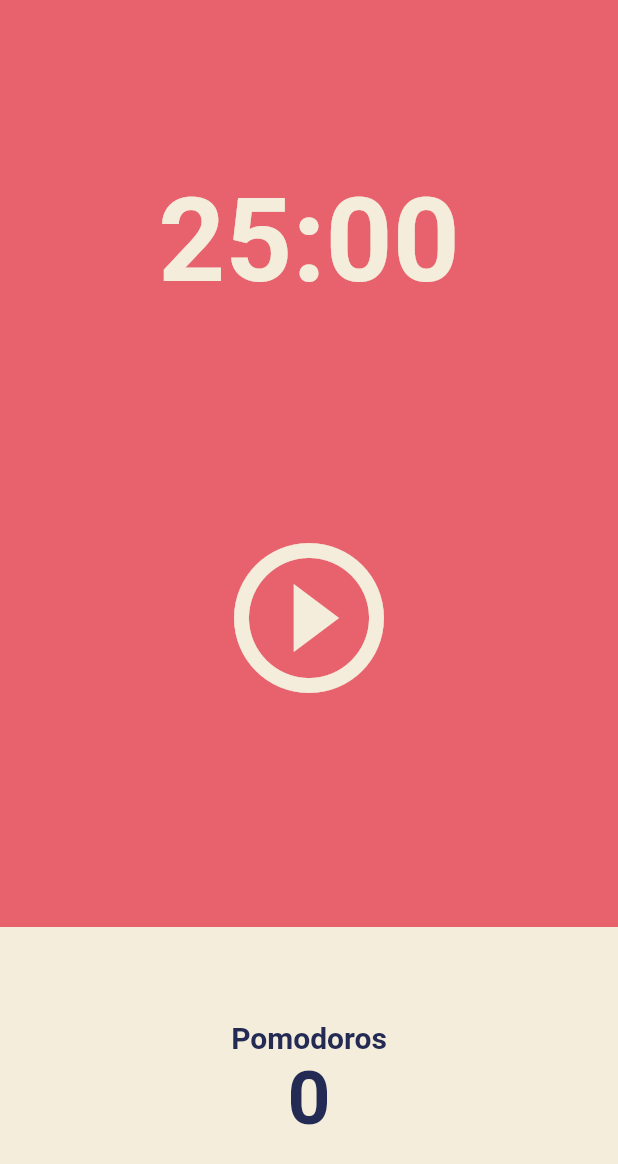
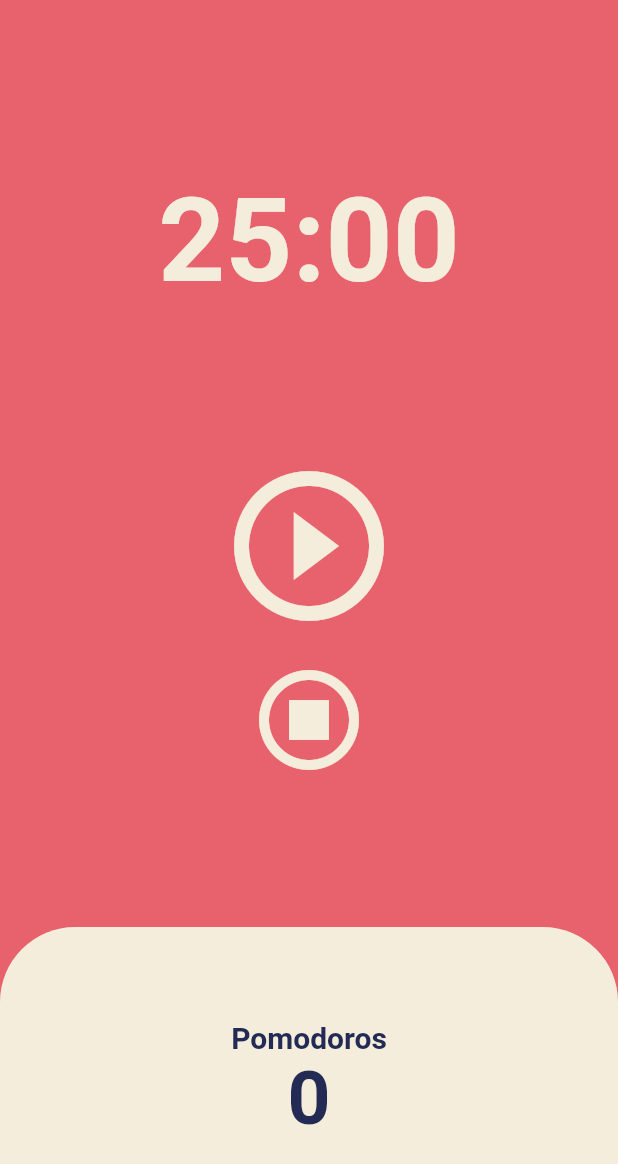
Before and after one commit to seoulsDohun/toonflix, a Flutter app: the screen it shows after launch, on a phone screen of 412 x 824 dp. Shown: the top 1164 px of the screen. Run offline on Flutter 3.47's test engine with Material 2 defaults, Android fonts, the phone set to English and light mode, and no system bars.

Commit message:
pomodoro > 코드 챌린지까지 완료

```diff
--- a/pomodoro/lib/screens/home_screen.dart
+++ b/pomodoro/lib/screens/home_screen.dart
@@ -1,3 +1,5 @@
+import 'dart:async';
+
 import 'package:flutter/material.dart';
 
 class HomeScreen extends StatefulWidget {
@@ -8,6 +10,54 @@ class HomeScreen extends StatefulWidget {
 }
 
 class _HomeScreenState extends State<HomeScreen> {
+  static const twentyFiveMin = 1500;
+  int totalSeconds = twentyFiveMin;
+  int totalPomodoro = 0;
+  bool isRunning = false;
+  late Timer timer;
+
+  void onTick(Timer timer) {
+    if (totalSeconds == 0) {
+      setState(() {
+        isRunning = false;
+        totalSeconds = twentyFiveMin;
+        totalPomodoro += 1;
+      });
+      timer.cancel();
+    } else {
+      setState(() {
+        totalSeconds -= 1;
+      });
+    }
+  }
+
+  void onStartPressed() {
+    timer = Timer.periodic(const Duration(seconds: 1), onTick);
+    setState(() {
+      isRunning = true;
+    });
+  }
+
+  void onPausePressed() {
+    timer.cancel();
+    setState(() {
+      isRunning = false;
+    });
+  }
+
+  void onStopPressed() {
+    setState(() {
+      isRunning = false;
+      totalSeconds = twentyFiveMin;
+    });
+    timer.cancel();
+  }
+
+  String fotmat(int seconds) {
+    var duration = Duration(seconds: seconds);
+    return duration.toString().split('.')[0].substring(2, 7);
+  }
+
   @override
   Widget build(BuildContext context) {
     return Scaffold(
@@ -20,7 +70,7 @@ class _HomeScreenState extends State<HomeScreen> {
             child: Container(
               alignment: Alignment.bottomCenter,
               child: Text(
-                '25:00',
+                fotmat(totalSeconds),
                 style: TextStyle(
                   color: Theme.of(context).cardColor,
                   fontSize: 78,
@@ -33,11 +83,26 @@ class _HomeScreenState extends State<HomeScreen> {
             // 공간을 flex(비율)로 잡음. 현재는 1:2:1로 잡음
             flex: 2,
             child: Center(
-              child: IconButton(
-                iconSize: 120,
-                color: Theme.of(context).cardColor,
-                onPressed: () {},
-                icon: const Icon(Icons.play_circle_outline),
+              child: Column(
+                mainAxisAlignment: MainAxisAlignment.center,
+                children: [
+                  IconButton(
+                    iconSize: 120,
+                    color: Theme.of(context).cardColor,
+                    onPressed: isRunning ? onPausePressed : onStartPressed,
+                    icon: Icon(isRunning
+                        ? Icons.pause_circle_outline_outlined
+                        : Icons.play_circle_outline),
+                  ),
+                  IconButton(
+                    iconSize: 80,
+                    color: Theme.of(context).cardColor,
+                    onPressed: onStopPressed,
+                    icon: const Icon(
+                      Icons.stop_circle_outlined,
+                    ),
+                  ),
+                ],
               ),
             ),
           ),
@@ -50,6 +115,8 @@ class _HomeScreenState extends State<HomeScreen> {
                   // 공간을 꽉 채워줌.
                   child: Container(
                     decoration: BoxDecoration(
+                      borderRadius:
+                          const BorderRadius.vertical(top: Radius.circular(50)),
                       color: Theme.of(context).cardColor,
                     ),
                     child: Column(
@@ -65,7 +132,7 @@ class _HomeScreenState extends State<HomeScreen> {
                           ),
                         ),
                         Text(
-                          '0',
+                          '$totalPomodoro',
                           style: TextStyle(
                             fontSize: 50,
                             color:
```
